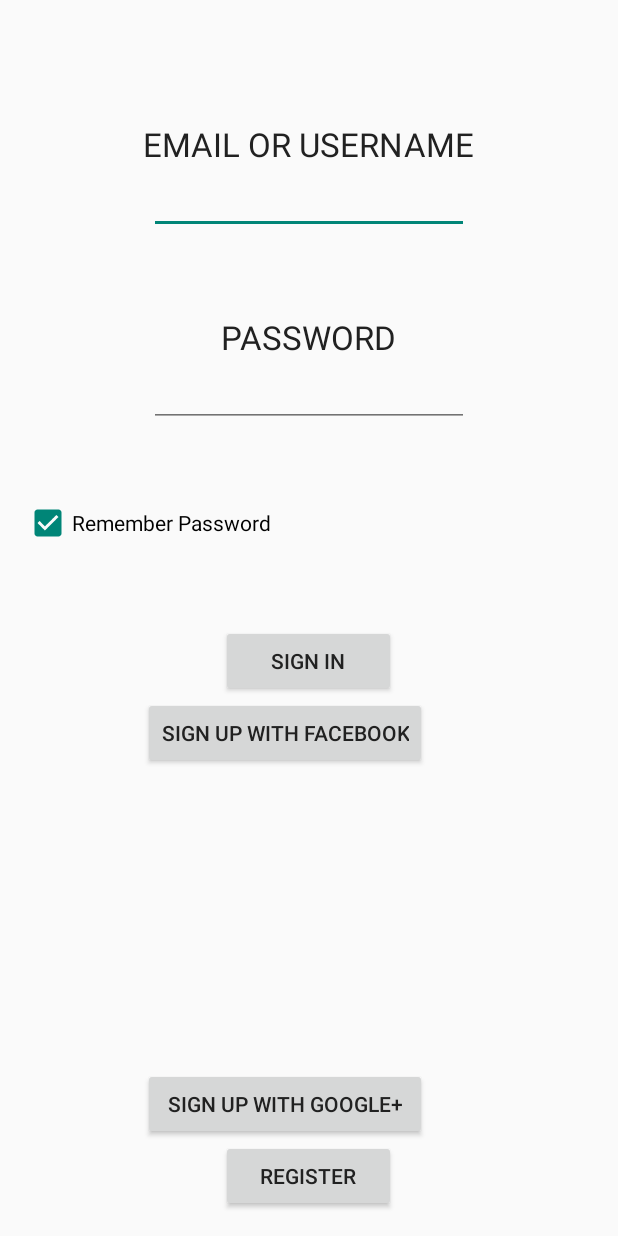
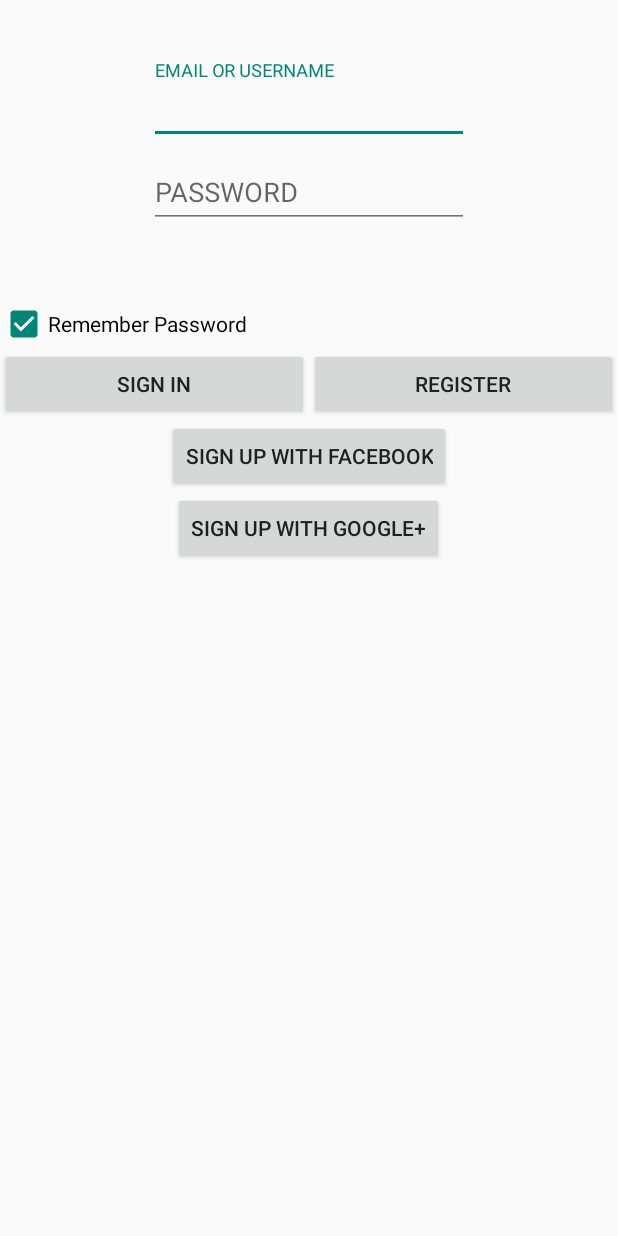
Before and after one commit to W437/Socialize, an Android app: the layout activity_login.xml on its own in the app's theme, with its tools: preview values and no code run, on a phone screen of 412 x 824 dp. Run offline under Robolectric (Android 15) with nearby library versions, the phone set to English and light mode, and no system bars.

Commit message:
log in luncher add TextInputLayout for log in

```diff
--- a/sclzservice/app/src/main/AndroidManifest.xml
+++ b/sclzservice/app/src/main/AndroidManifest.xml
@@ -22,7 +22,14 @@
             android:label="@string/title_activity_intro" />
         <activity
             android:name="com.alsalam.sclzroot.Activities.LoginActivity"
-            android:label="@string/title_activity_login" />
+            android:label="@string/title_activity_login" >
+            <intent-filter>
+                <action android:name="android.intent.action.MAIN" />
+
+                <category android:name="android.intent.category.LAUNCHER" />
+            </intent-filter>
+            </activity>
+
         <activity
             android:name="com.alsalam.sclzroot.Activities.SettingsActivity"
             android:label="@string/title_activity_settings" />
@@ -55,11 +62,7 @@
         </activity>
         <activity android:name="com.alsalam.sclzroot.Activities.MainHomeActivity"
             android:label="@string/app_name">
-            <intent-filter>
-                <action android:name="android.intent.action.MAIN" />
 
-                <category android:name="android.intent.category.LAUNCHER" />
-            </intent-filter>
         </activity>
     </application>
 
--- a/sclzservice/app/src/main/java/com/alsalam/sclzroot/Activities/LoginActivity.java
+++ b/sclzservice/app/src/main/java/com/alsalam/sclzroot/Activities/LoginActivity.java
@@ -3,6 +3,7 @@ package com.alsalam.sclzroot.Activities;
 import android.app.Activity;
 import android.content.Intent;
 import android.os.Bundle;
+import android.support.v7.app.AppCompatActivity;
 import android.view.Menu;
 import android.view.MenuItem;
 import android.view.View;
@@ -12,7 +13,7 @@ import android.widget.TextView;
 
 import com.example.sclzservice.R;
 
-public class LoginActivity extends Activity {
+public class LoginActivity extends AppCompatActivity {
    private TextView tvemail,tvPass;
     private EditText et_MAIL,et_Pass;
     private Button btnSign,btnFacebook,btnGoogle,btnRegister;
@@ -21,7 +22,7 @@ public class LoginActivity extends Activity {
         super.onCreate(savedInstanceState);
         setContentView(R.layout.activity_login);
 
-        tvemail=(TextView)findViewById(R.id.tvemail);// "Email Or Username"
+    //    tvemail=(TextView)findViewById(R.id.tvemail);// "Email Or Username"
         tvPass=(TextView)findViewById(R.id.tvPass);// Password
         et_MAIL=(EditText)findViewById(R.id.et_MAIL);// writing an email
         et_Pass=(EditText)findViewById(R.id.et_PASS);// password
@@ -30,6 +31,14 @@ public class LoginActivity extends Activity {
         btnGoogle=(Button)findViewById(R.id.btnGoogle);// Sing in with Google+ button
         btnRegister=(Button)findViewById(R.id.btnRegister);// Sing in button
 
+
+       btnSign.setOnClickListener(new View.OnClickListener() {
+           @Override
+           public void onClick(View v) {
+               startActivity(new Intent(getBaseContext(),MainHomeActivity.class));
+               finish();
+           }
+       });
         btnRegister.setOnClickListener(new View.OnClickListener() {
             @Override
             public void onClick(View v) {
--- a/sclzservice/app/src/main/res/layout/activity_login.xml
+++ b/sclzservice/app/src/main/res/layout/activity_login.xml
@@ -1,101 +1,88 @@
-<RelativeLayout xmlns:android="http://schemas.android.com/apk/res/android"
+<LinearLayout xmlns:android="http://schemas.android.com/apk/res/android"
     xmlns:tools="http://schemas.android.com/tools" android:layout_width="match_parent"
-    android:layout_height="match_parent" android:paddingLeft="@dimen/activity_horizontal_margin"
-    android:paddingRight="@dimen/activity_horizontal_margin"
-    android:paddingTop="@dimen/activity_vertical_margin"
-    android:paddingBottom="@dimen/activity_vertical_margin"
+    android:layout_height="match_parent"
+   android:orientation="vertical"
     tools:context="com.alsalam.sclzroot.Activities.LoginActivity">
 
-    <TextView
+
+    <android.support.design.widget.TextInputLayout
+        android:paddingTop="40dp"
+        android:id="@+id/usernameWrapper"
         android:layout_width="wrap_content"
         android:layout_height="wrap_content"
-        android:textAppearance="?android:attr/textAppearanceLarge"
-        android:text="EMAIL OR USERNAME"
-        android:id="@+id/tvemail"
-        android:layout_alignParentTop="true"
-        android:layout_centerHorizontal="true"
-        android:layout_marginTop="65dp" />
-
+        android:layout_gravity="center_horizontal">
     <EditText
         android:layout_width="wrap_content"
         android:layout_height="wrap_content"
         android:inputType="textEmailAddress"
         android:ems="10"
+        android:hint="EMAIL OR USERNAME"
         android:id="@+id/et_MAIL"
-        android:layout_below="@+id/tvemail"
+
         android:layout_centerHorizontal="true" />
+    </android.support.design.widget.TextInputLayout>
 
-    <TextView
+
+    <android.support.design.widget.TextInputLayout
+
         android:layout_width="wrap_content"
         android:layout_height="wrap_content"
-        android:textAppearance="?android:attr/textAppearanceLarge"
-        android:text="PASSWORD"
-        android:id="@+id/tvPass"
-        android:layout_below="@+id/et_MAIL"
-        android:layout_centerHorizontal="true"
-        android:layout_marginTop="54dp" />
-
+        android:layout_gravity="center_horizontal">
     <EditText
         android:layout_width="wrap_content"
         android:layout_height="wrap_content"
         android:inputType="textPassword"
         android:ems="10"
+        android:hint="PASSWORD"
         android:id="@+id/et_PASS"
-        android:layout_below="@+id/tvPass"
-        android:layout_centerHorizontal="true" />
+
+        android:layout_centerHorizontal="true"
+        android:layout_gravity="center_horizontal" />
+    </android.support.design.widget.TextInputLayout>
+
 
     <CheckBox
         android:layout_width="wrap_content"
         android:layout_height="wrap_content"
         android:text="Remember Password"
         android:id="@+id/checkBox"
-        android:layout_below="@+id/et_PASS"
-        android:layout_alignParentLeft="true"
-        android:layout_alignParentStart="true"
+
         android:layout_marginTop="48dp"
         android:checked="true" />
 
+    <LinearLayout
+        android:orientation="horizontal"
+        android:layout_width="match_parent"
+        android:layout_height="wrap_content"
+        android:layout_weight="0.0">
+
         <Button
-        android:layout_width="wrap_content"
+            android:layout_width="0dp"
             android:layout_height="wrap_content"
             android:text="SIGN IN"
             android:id="@+id/btnSign"
-        android:layout_marginTop="52dp"
-        android:layout_below="@+id/checkBox"
-        android:layout_alignLeft="@+id/btnRegister"
-        android:layout_alignStart="@+id/btnRegister"
-        android:layout_alignRight="@+id/btnRegister"
-        android:layout_alignEnd="@+id/btnRegister" />
+            android:layout_weight="1" />
 
         <Button
-        android:layout_width="wrap_content"
+            android:layout_width="0dp"
             android:layout_height="wrap_content"
             android:text="REGISTER"
             android:id="@+id/btnRegister"
-        android:layout_alignParentBottom="true"
-        android:layout_alignRight="@+id/tvPass"
-        android:layout_alignEnd="@+id/tvPass"
-        android:layout_alignLeft="@+id/tvPass"
-        android:layout_alignStart="@+id/tvPass" />
+            android:layout_weight="1" />
+    </LinearLayout>
 
     <Button
         android:layout_width="wrap_content"
         android:layout_height="wrap_content"
         android:text="Sign up with Facebook"
         android:id="@+id/btnFacebook"
-        android:layout_below="@+id/btnSign"
-        android:layout_alignLeft="@+id/tvemail"
-        android:layout_alignStart="@+id/tvemail" />
+        android:layout_gravity="center_horizontal" />
 
     <Button
         android:layout_width="wrap_content"
         android:layout_height="wrap_content"
         android:text="Sign up with Google+"
         android:id="@+id/btnGoogle"
-        android:layout_above="@+id/btnRegister"
-        android:layout_alignLeft="@+id/btnFacebook"
-        android:layout_alignStart="@+id/btnFacebook"
-        android:layout_alignRight="@+id/btnFacebook"
-        android:layout_alignEnd="@+id/btnFacebook"
-        />
-</RelativeLayout>
+
+        android:layout_gravity="center_horizontal" />
+</LinearLayout>
```
Lines whose indentation alone changed are shown as unchanged.
